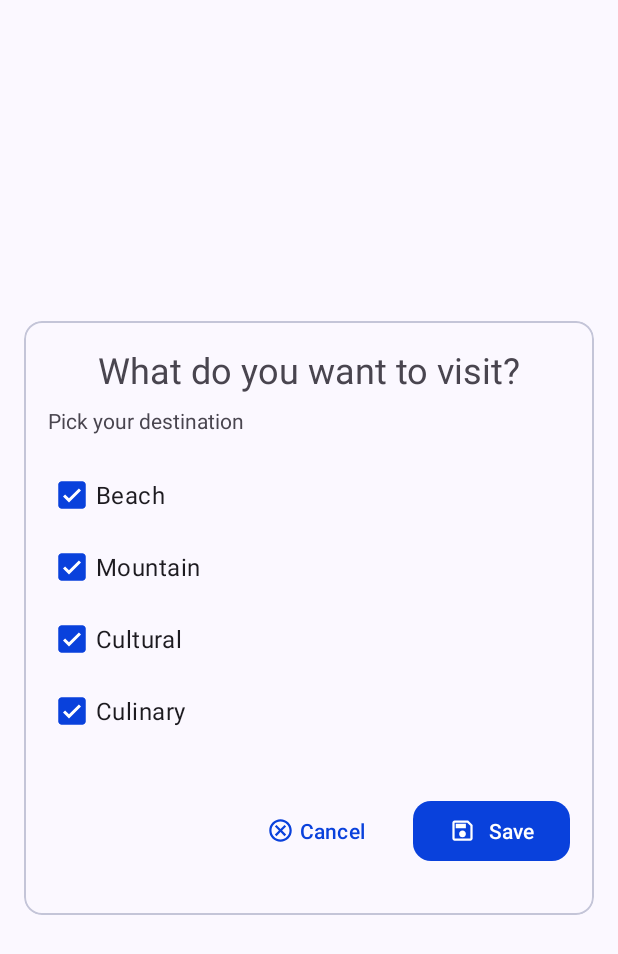
After one commit to zenmobiledev/travel-mate, an Android app: the layout custom_dialog_category.xml on its own in the app's theme, with its tools: preview values and no code run, on a phone screen of 412 x 824 dp. The commit adds this screen. Shown: the top 954 px of the screen. Run offline under Robolectric (Android 15) with nearby library versions, the phone set to English and light mode, and no system bars.

Commit message:
Update an UI for Profile V1

```diff
--- a/app/src/main/java/com/example/travelmate/data/source/local/dao/TravelDao.kt
+++ b/app/src/main/java/com/example/travelmate/data/source/local/dao/TravelDao.kt
@@ -12,7 +12,6 @@ import com.example.travelmate.data.source.local.entity.ItineraryEntity
 @Dao
 interface TravelDao {
     // DESTINATION
-    @Insert
     suspend fun insertDestination(itinerary: List<DestinationEntity>)
 
     @Query("SELECT * FROM destinationentity")
--- a/app/src/main/java/com/example/travelmate/domain/repositories/TravelRepository.kt
+++ b/app/src/main/java/com/example/travelmate/domain/repositories/TravelRepository.kt
@@ -24,12 +24,14 @@ interface TravelRepository {
 
     suspend fun getCategory(): Map<String, Boolean>
 
+    // Destination
     suspend fun getDestinations(
         page: Int,
         limit: Int,
         category: String? = null,
         token: String,
-    ): Flow<ResultResponse<List<DestinationUser.Destination>>>
+        search: String? = null,
+    ): Flow<ResultResponse<DestinationUser>>
 
     // Itinerary
     suspend fun saveItinerary(itinerary: Itinerary)
--- /dev/null
+++ b/app/src/main/res/layout/custom_dialog_category.xml
@@ -0,0 +1,100 @@
+<?xml version="1.0" encoding="utf-8"?>
+<com.google.android.material.card.MaterialCardView xmlns:android="http://schemas.android.com/apk/res/android"
+    xmlns:app="http://schemas.android.com/apk/res-auto"
+    android:layout_width="match_parent"
+    android:layout_height="wrap_content"
+    android:layout_gravity="center"
+    android:layout_marginHorizontal="16dp"
+    app:cardCornerRadius="12dp">
+
+    <androidx.constraintlayout.widget.ConstraintLayout
+        android:layout_width="match_parent"
+        android:layout_height="match_parent"
+        android:padding="16dp">
+
+        <TextView
+            android:id="@+id/textView_1"
+            android:layout_width="match_parent"
+            android:layout_height="wrap_content"
+            android:text="What do you want to visit?"
+            android:textAlignment="center"
+            android:textSize="24sp"
+            app:layout_constraintTop_toTopOf="parent" />
+
+        <TextView
+            android:id="@+id/textView_2"
+            android:layout_width="wrap_content"
+            android:layout_height="wrap_content"
+            android:layout_marginTop="8dp"
+            android:text="Pick your destination"
+            app:layout_constraintStart_toStartOf="parent"
+            app:layout_constraintTop_toBottomOf="@id/textView_1" />
+
+        <com.google.android.material.checkbox.MaterialCheckBox
+            android:id="@+id/checkBox_beach"
+            android:layout_width="wrap_content"
+            android:layout_height="wrap_content"
+            android:layout_marginTop="16dp"
+            android:checked="true"
+            android:text="@string/text_beach"
+            android:textSize="16sp"
+            app:layout_constraintStart_toStartOf="@+id/textView_2"
+            app:layout_constraintTop_toBottomOf="@id/textView_2" />
+
+        <com.google.android.material.checkbox.MaterialCheckBox
+            android:id="@+id/checkBox_mountain"
+            android:layout_width="wrap_content"
+            android:layout_height="wrap_content"
+            android:checked="true"
+            android:text="@string/text_mountain"
+            android:textSize="16sp"
+            app:layout_constraintStart_toStartOf="@+id/textView_2"
+            app:layout_constraintTop_toBottomOf="@id/checkBox_beach" />
+
+        <com.google.android.material.checkbox.MaterialCheckBox
+            android:id="@+id/checkBox_cultural"
+            android:layout_width="wrap_content"
+            android:layout_height="wrap_content"
+            android:checked="true"
+            android:text="@string/text_cultural"
+            android:textSize="16sp"
+            app:layout_constraintStart_toStartOf="@+id/textView_2"
+            app:layout_constraintTop_toBottomOf="@id/checkBox_mountain" />
+
+        <com.google.android.material.checkbox.MaterialCheckBox
+            android:id="@+id/checkBox_culinary"
+            android:layout_width="wrap_content"
+            android:layout_height="wrap_content"
+            android:checked="true"
+            android:text="@string/text_culinary"
+            android:textSize="16sp"
+            app:layout_constraintStart_toStartOf="@+id/textView_2"
+            app:layout_constraintTop_toBottomOf="@id/checkBox_cultural" />
+
+        <com.google.android.material.button.MaterialButton
+            android:id="@+id/btn_save"
+            android:layout_width="wrap_content"
+            android:layout_height="wrap_content"
+            android:layout_marginTop="32dp"
+            android:layout_marginBottom="16dp"
+            android:text="@string/text_save"
+            app:cornerRadius="12dp"
+            app:icon="@drawable/outline_save_24"
+            app:layout_constraintBottom_toBottomOf="parent"
+            app:layout_constraintEnd_toEndOf="parent"
+            app:layout_constraintTop_toBottomOf="@+id/checkBox_culinary" />
+
+        <com.google.android.material.button.MaterialButton
+            android:id="@+id/btn_cancel"
+            style="@style/Widget.Material3.Button.TextButton.Icon"
+            android:layout_width="wrap_content"
+            android:layout_height="wrap_content"
+            android:layout_marginEnd="16dp"
+            android:text="@string/text_cancel"
+            app:cornerRadius="12dp"
+            app:icon="@drawable/outline_cancel_24"
+            app:layout_constraintBottom_toBottomOf="@+id/btn_save"
+            app:layout_constraintEnd_toStartOf="@+id/btn_save"
+            app:layout_constraintTop_toTopOf="@+id/btn_save" />
+    </androidx.constraintlayout.widget.ConstraintLayout>
+</com.google.android.material.card.MaterialCardView>
--- a/app/src/main/res/menu/top_bar_menu.xml
+++ b/app/src/main/res/menu/top_bar_menu.xml
@@ -4,7 +4,7 @@
     <item
         android:id="@+id/menu_search"
         android:icon="@drawable/baseline_search_24"
-        android:title="Search"
+        android:title="@string/text_search"
         app:actionViewClass="androidx.appcompat.widget.SearchView"
         app:showAsAction="collapseActionView|ifRoom" />
 </menu>
--- a/app/src/main/res/values-night/strings.xml
+++ b/app/src/main/res/values-night/strings.xml
@@ -18,4 +18,7 @@
     <string name="text_mountain">Mountain</string>
     <string name="text_culinary">Culinary</string>
     <string name="text_start_journey">Start journey</string>
+    <string name="text_search">Search</string>
+    <string name="text_save">Save</string>
+    <string name="text_cancel">Cancel</string>
 </resources>
--- a/app/src/main/res/values/strings.xml
+++ b/app/src/main/res/values/strings.xml
@@ -22,4 +22,7 @@
     <string name="text_mountain">Mountain</string>
     <string name="text_culinary">Culinary</string>
     <string name="text_start_journey">Start journey</string>
+    <string name="text_search">Search</string>
+    <string name="text_save">Save</string>
+    <string name="text_cancel">Cancel</string>
 </resources>
```
Also changed, not shown: app/src/main/java/com/example/travelmate/data/mapper/Mapper.kt (+16 -23 lines), app/src/main/java/com/example/travelmate/data/repository/TravelRepositoryImpl.kt (+26 -89 lines), app/src/main/java/com/example/travelmate/data/source/remote/api/TravelService.kt (+1 -8 lines), app/src/main/java/com/example/travelmate/data/source/remote/datasource/TravelRemoteDataSource.kt (+2 -5 lines), app/src/main/java/com/example/travelmate/data/source/remote/datasource/TravelRemoteDataSourceImpl.kt (+6 -43 lines), app/src/main/java/com/example/travelmate/domain/model/destination/Destination.kt (+7 -7 lines), app/src/main/java/com/example/travelmate/domain/usecase/destination/DestinationUseCase.kt (+5 -13 lines), app/src/main/java/com/example/travelmate/presentation/feature/category/CategoryActivity.kt (+4 -4 lines), app/src/main/java/com/example/travelmate/presentation/feature/travel/TravelFragment.kt (+24 -17 lines), app/src/main/java/com/example/travelmate/presentation/feature/travel/TravelViewModel.kt (+28 -83 lines), app/src/main/res/layout/fragment_travel.xml (+8 -2 lines).
